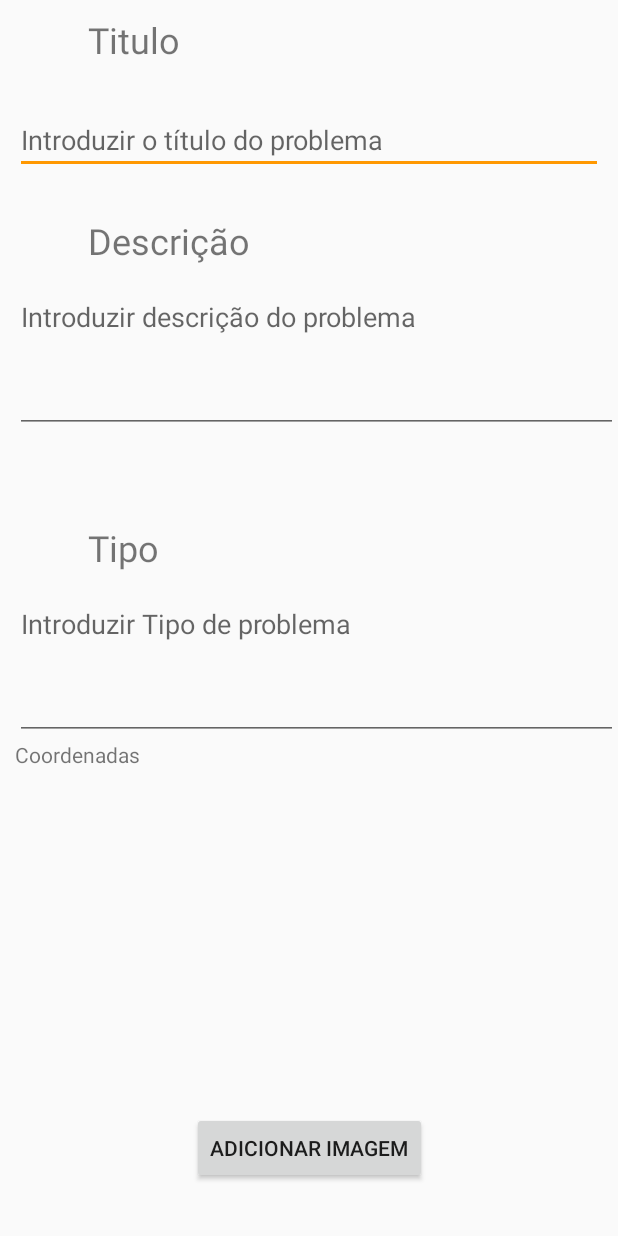
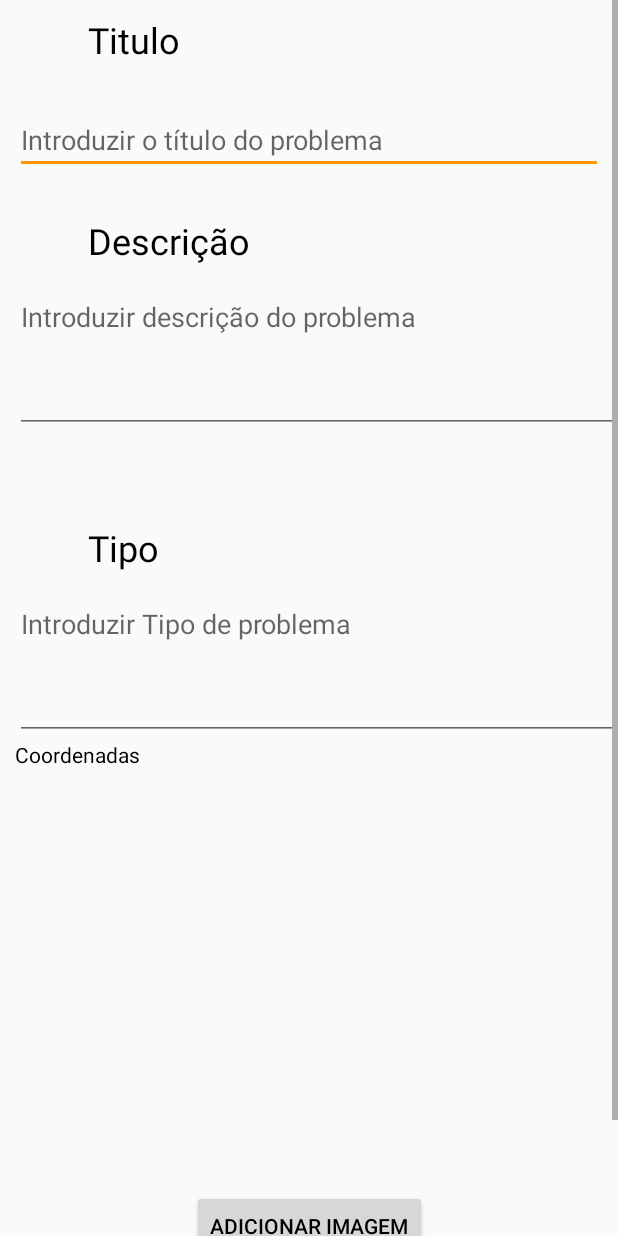
Before and after one commit to BoneMoon/Proj_Android, an Android app: the layout activity_problema.xml on its own in the app's theme, with its tools: preview values and no code run, on a phone screen of 412 x 824 dp. Run offline under Robolectric (Android 15) with nearby library versions, the phone set to English and light mode, and no system bars.

Commit message:
A fazer problemas

```diff
--- a/app/src/main/java/com/example/proj_android/JsonPedidos.java
+++ b/app/src/main/java/com/example/proj_android/JsonPedidos.java
@@ -16,6 +16,12 @@ public interface JsonPedidos {
             String token
     );
 
+    @POST("notas")
+    Call<List<Problema>> postProblema(
+            @Header("Authorization")
+                    String token
+    );
+
     @POST("login")
     Call<Users> PostUsers(
             @Body
--- a/app/src/main/res/layout/activity_problema.xml
+++ b/app/src/main/res/layout/activity_problema.xml
@@ -19,6 +19,7 @@
             android:layout_marginTop="10dp"
             android:text="Titulo"
             android:textSize="24sp"
+            android:textColor="@color/Black"
             app:layout_constraintEnd_toEndOf="parent"
             app:layout_constraintHorizontal_bias="0.168"
             app:layout_constraintStart_toStartOf="parent"
@@ -34,6 +35,7 @@
             android:layout_marginEnd="10dp"
             android:ems="10"
             android:hint="Introduzir o título do problema"
+            android:textColor="@color/Black"
             android:inputType="textPersonName"
             app:layout_constraintEnd_toEndOf="parent"
             app:layout_constraintHorizontal_bias="0.0"
@@ -46,6 +48,7 @@
             android:layout_height="wrap_content"
             android:layout_marginTop="28dp"
             android:text="Descrição"
+            android:textColor="@color/Black"
             android:textSize="24sp"
             app:layout_constraintEnd_toEndOf="parent"
             app:layout_constraintHorizontal_bias="0.0"
@@ -63,6 +66,7 @@
             android:ems="10"
             android:gravity="start|top"
             android:hint="Introduzir descrição do problema"
+            android:textColor="@color/Black"
             android:inputType="textMultiLine"
             app:layout_constraintEnd_toEndOf="parent"
             app:layout_constraintHorizontal_bias="0.0"
@@ -75,6 +79,7 @@
             android:layout_height="wrap_content"
             android:layout_marginTop="60dp"
             android:text="Tipo"
+            android:textColor="@color/Black"
             android:textSize="24sp"
             app:layout_constraintEnd_toEndOf="parent"
             app:layout_constraintHorizontal_bias="0.0"
@@ -92,6 +97,7 @@
             android:ems="10"
             android:gravity="start|top"
             android:hint="Introduzir Tipo de problema"
+            android:textColor="@color/Black"
             android:inputType="textMultiLine"
             app:layout_constraintEnd_toEndOf="parent"
             app:layout_constraintHorizontal_bias="0.0"
@@ -103,6 +109,7 @@
             android:layout_width="wrap_content"
             android:layout_height="wrap_content"
             android:text="Coordenadas"
+            android:textColor="@color/Black"
             app:layout_constraintHorizontal_bias="0.0"
             app:layout_constraintStart_toStartOf="@+id/desc_prob_text"
             app:layout_constraintTop_toBottomOf="@+id/tipo_prob_text"
@@ -127,9 +134,24 @@
             android:layout_marginBottom="16dp"
             android:onClick="pickImages"
             android:text="Adicionar Imagem"
+            android:textColor="@color/Black"
             app:layout_constraintBottom_toBottomOf="parent"
             app:layout_constraintEnd_toEndOf="parent"
             app:layout_constraintStart_toStartOf="parent"
             app:layout_constraintTop_toBottomOf="@+id/image_guarda" />
+
+        <Button
+            android:layout_width="wrap_content"
+            android:layout_height="wrap_content"
+            android:id="@+id/grava"
+            android:text="Adicionar"
+            android:onClick="btnProblema"
+            android:textColor="@color/Black"
+            android:layout_marginTop="20dp"
+            app:layout_constraintBottom_toBottomOf="parent"
+            app:layout_constraintEnd_toEndOf="parent"
+            app:layout_constraintStart_toStartOf="parent"
+            app:layout_constraintTop_toBottomOf="@+id/button_guarda"/>
+
     </androidx.constraintlayout.widget.ConstraintLayout>
 </ScrollView>
```
Also changed, not shown: app/src/main/java/com/example/proj_android/MainActivity.java (+7 -3 lines), app/src/main/java/com/example/proj_android/MapsActivity.java (+12 -0 lines), app/src/main/java/com/example/proj_android/ProblemaActivity.java (+12 -0 lines), app/src/main/res/menu/map_options.xml (+7 -0 lines).
